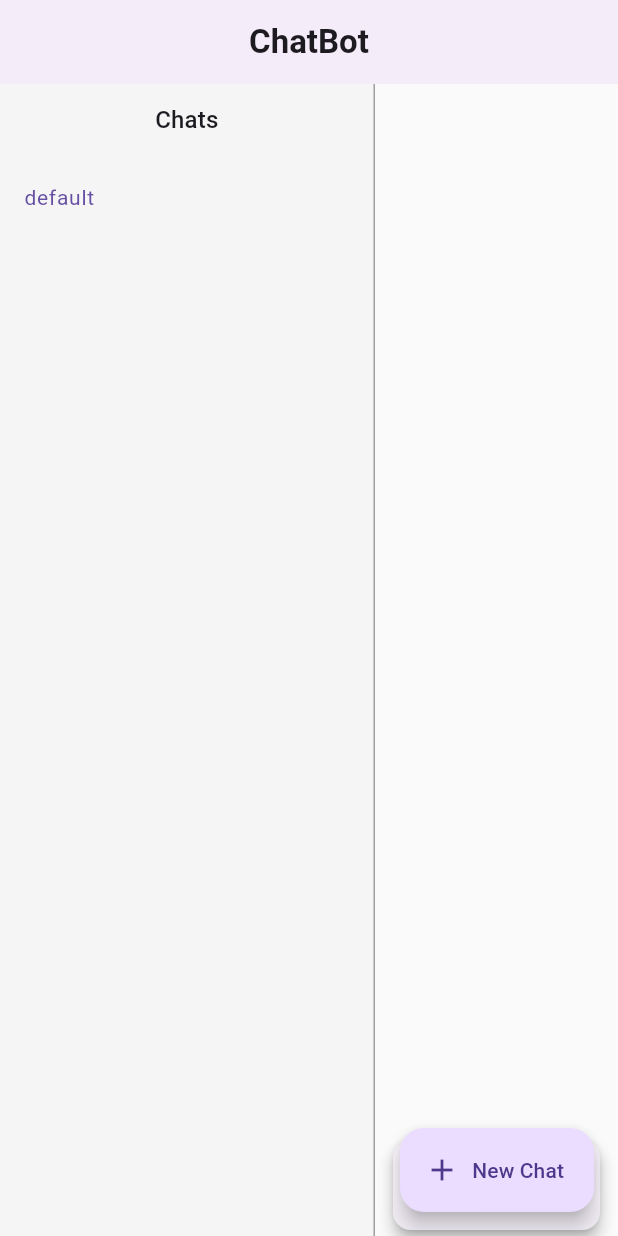
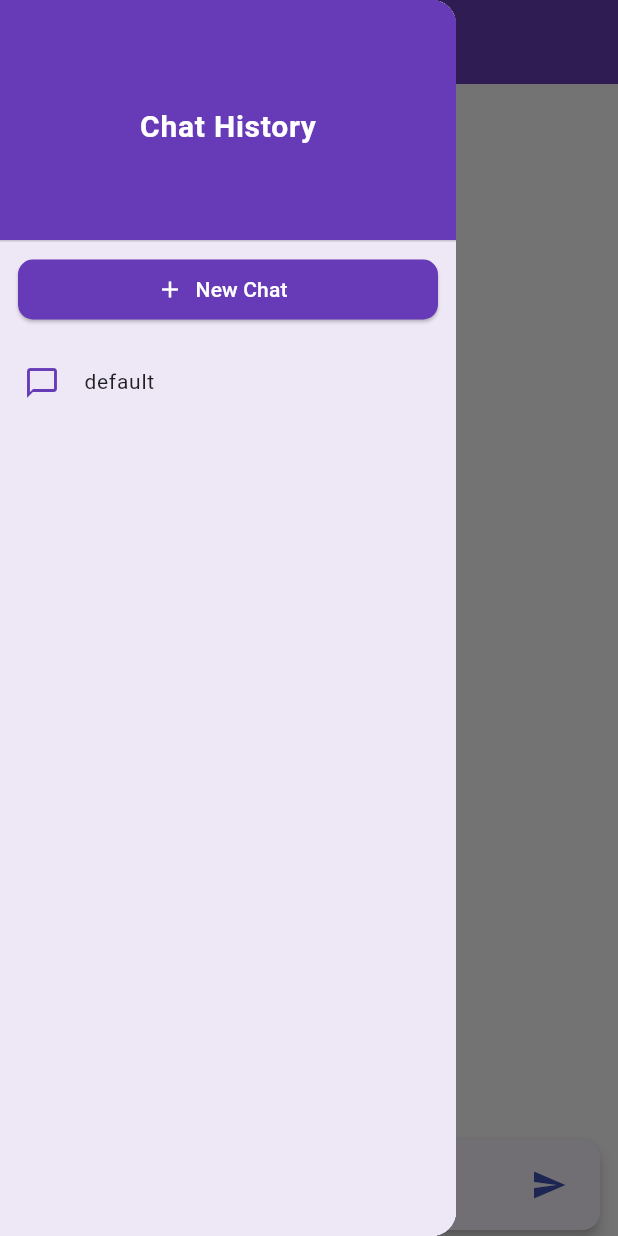
Before and after one commit to Ritesh-K-G/bns_ai_bot_frontend, a Flutter app: the screen it shows after launch, with the side drawer open (before the commit the screen has no drawer), on a phone screen of 412 x 824 dp. Run offline on Flutter 3.47's test engine with Material 3 defaults, Android fonts, the phone set to English and light mode, and no system bars.

Commit message:
Add UI elements

```diff
--- a/lib/app.dart
+++ b/lib/app.dart
@@ -17,6 +17,7 @@ class ChatApp extends StatelessWidget {
           brightness: Brightness.light,
           primarySwatch: Colors.indigo,
           scaffoldBackgroundColor: Colors.grey.shade50,
+          fontFamily: 'Roboto',
           inputDecorationTheme: const InputDecorationTheme(
             border: OutlineInputBorder(borderRadius: BorderRadius.all(Radius.circular(12))),
             contentPadding: EdgeInsets.symmetric(horizontal: 12, vertical: 10),
--- a/lib/screens/chat_screen.dart
+++ b/lib/screens/chat_screen.dart
@@ -13,32 +13,58 @@ class ChatScreen extends StatelessWidget {
 
     return Scaffold(
       appBar: AppBar(
-        title: const Text('ChatBot', style: TextStyle(fontWeight: FontWeight.w600)),
+        title: const Text('ChatBot', style: TextStyle(fontWeight: FontWeight.bold, fontSize: 20)),
         centerTitle: true,
-        elevation: 2,
+        elevation: 4,
+        backgroundColor: Colors.deepPurple,
       ),
-      body: Row(
-        children: [
-          Container(
-            width: 250,
-            decoration: BoxDecoration(
-              color: Colors.grey.shade100,
-              border: const Border(right: BorderSide(color: Colors.grey)),
-            ),
+      drawer: Drawer(
+        child: Container(
+          color: Colors.deepPurple.shade50,
           child: Column(
             children: [
+              const DrawerHeader(
+                decoration: BoxDecoration(color: Colors.deepPurple),
+                child: Center(
+                  child: Text(
+                    'Chat History',
+                    style: TextStyle(fontSize: 20, color: Colors.white, fontWeight: FontWeight.bold),
+                  ),
+                ),
+              ),
               Padding(
-                  padding: const EdgeInsets.all(12),
-                  child: Text('Chats', style: Theme.of(context).textTheme.titleMedium),
+                padding: const EdgeInsets.symmetric(horizontal: 12.0),
+                child: ElevatedButton.icon(
+                  onPressed: () {
+                    final newId = "chat_${DateTime.now().millisecondsSinceEpoch}";
+                    chatProvider.switchChat(newId);
+                    Navigator.pop(context);
+                  },
+                  icon: const Icon(Icons.add),
+                  label: const Text("New Chat"),
+                  style: ElevatedButton.styleFrom(
+                    backgroundColor: Colors.deepPurple,
+                    foregroundColor: Colors.white,
+                    shape: RoundedRectangleBorder(borderRadius: BorderRadius.circular(10)),
+                    minimumSize: const Size.fromHeight(40),
                   ),
+                ),
+              ),
+              const SizedBox(height: 10),
               Expanded(
                 child: ListView(
+                  padding: EdgeInsets.zero,
                   children: chatProvider.chatIds.map((id) {
                     return ListTile(
-                        title: Text(id, style: const TextStyle(fontSize: 14)),
-                        selected: chatProvider.currentChatId == id,
-                        selectedTileColor: Colors.indigo.shade100,
-                        onTap: () => chatProvider.switchChat(id),
+                      leading: const Icon(Icons.chat_bubble_outline, color: Colors.deepPurple),
+                      title: Text(id, style: const TextStyle(fontSize: 14, color: Colors.black87)),
+                      tileColor: chatProvider.currentChatId == id
+                          ? Colors.deepPurple.shade100
+                          : Colors.transparent,
+                      onTap: () {
+                        Navigator.pop(context);
+                        chatProvider.switchChat(id);
+                      },
                     );
                   }).toList(),
                 ),
@@ -46,8 +72,8 @@ class ChatScreen extends StatelessWidget {
             ],
           ),
         ),
-          Expanded(
-            child: Column(
+      ),
+      body: Column(
         children: [
           Expanded(
             child: Container(
@@ -70,17 +96,6 @@ class ChatScreen extends StatelessWidget {
           ),
         ],
       ),
-          ),
-        ],
-      ),
-      floatingActionButton: FloatingActionButton.extended(
-        onPressed: () {
-          final newId = "chat_${DateTime.now().millisecondsSinceEpoch}";
-          chatProvider.switchChat(newId);
-        },
-        icon: const Icon(Icons.add),
-        label: const Text("New Chat"),
-      ),
     );
   }
 }
```
Lines whose indentation alone changed are shown as unchanged.
